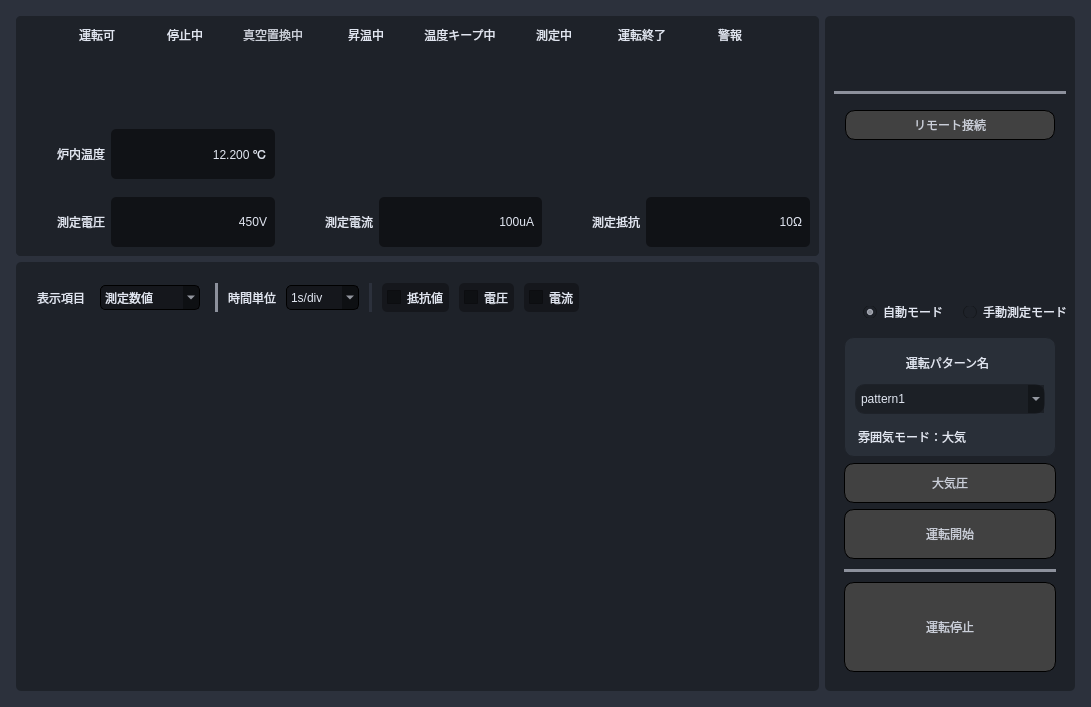
This is Source code/gui_main/gui/uis/pages/main_pages.ui in coolandy345/MS4371 as Qt 5 draws it before an edit. The edited form follows.
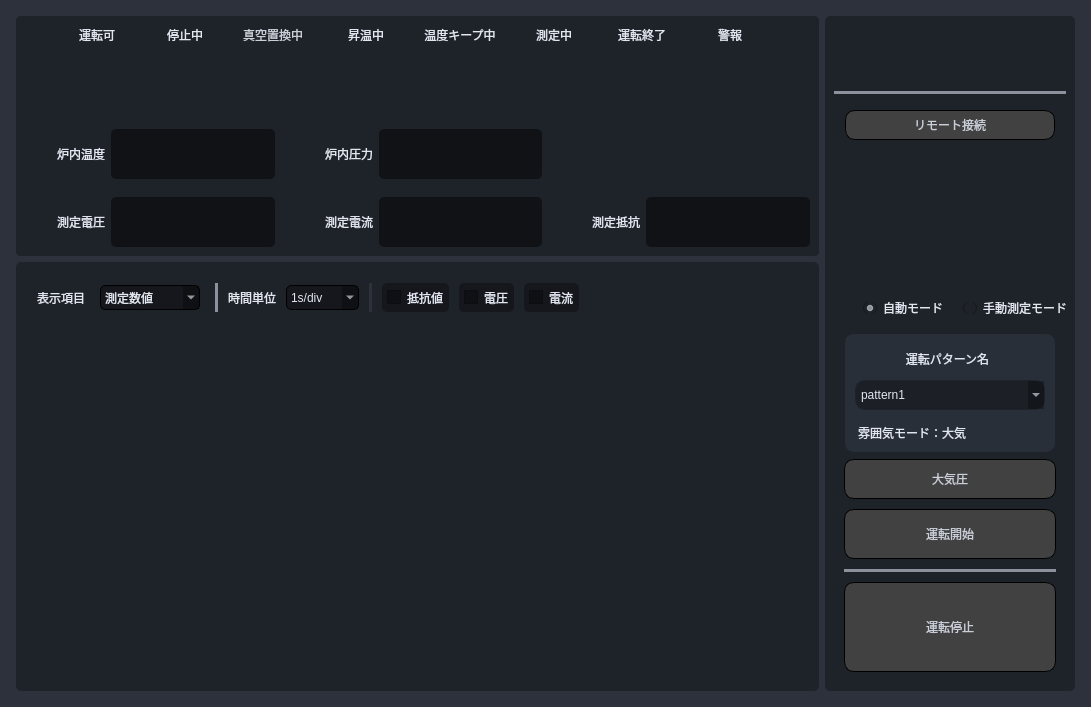
This is the edited form.

Diff of the .ui file:
```diff
--- a/Source code/gui_main/gui/uis/pages/main_pages.ui
+++ b/Source code/gui_main/gui/uis/pages/main_pages.ui
@@ -4225,7 +4225,7 @@
 background-color: rgb(16, 18, 22);</string>
                   </property>
                   <property name="text">
-                   <string>450V</string>
+                   <string/>
                   </property>
                   <property name="alignment">
                    <set>Qt::AlignRight|Qt::AlignTrailing|Qt::AlignVCenter</set>
@@ -4327,7 +4327,7 @@
 background-color: rgb(16, 18, 22);</string>
                   </property>
                   <property name="text">
-                   <string>10Ω</string>
+                   <string/>
                   </property>
                   <property name="alignment">
                    <set>Qt::AlignRight|Qt::AlignTrailing|Qt::AlignVCenter</set>
@@ -4404,7 +4404,7 @@
 background-color: rgb(16, 18, 22);</string>
                   </property>
                   <property name="text">
-                   <string>100uA</string>
+                   <string/>
                   </property>
                   <property name="alignment">
                    <set>Qt::AlignRight|Qt::AlignTrailing|Qt::AlignVCenter</set>
@@ -4481,7 +4481,84 @@
 background-color: rgb(16, 18, 22);</string>
                   </property>
                   <property name="text">
-                   <string>12.200 ℃</string>
+                   <string/>
+                  </property>
+                  <property name="alignment">
+                   <set>Qt::AlignRight|Qt::AlignTrailing|Qt::AlignVCenter</set>
+                  </property>
+                 </widget>
+                </item>
+               </layout>
+              </widget>
+             </item>
+             <item row="0" column="2">
+              <widget class="QFrame" name="frame_89">
+               <property name="minimumSize">
+                <size>
+                 <width>200</width>
+                 <height>0</height>
+                </size>
+               </property>
+               <property name="maximumSize">
+                <size>
+                 <width>16777215</width>
+                 <height>16777215</height>
+                </size>
+               </property>
+               <property name="frameShape">
+                <enum>QFrame::StyledPanel</enum>
+               </property>
+               <property name="frameShadow">
+                <enum>QFrame::Raised</enum>
+               </property>
+               <layout class="QGridLayout" name="gridLayout_26">
+                <item row="0" column="0">
+                 <widget class="QLabel" name="label_48">
+                  <property name="minimumSize">
+                   <size>
+                    <width>80</width>
+                    <height>30</height>
+                   </size>
+                  </property>
+                  <property name="maximumSize">
+                   <size>
+                    <width>60</width>
+                    <height>16777215</height>
+                   </size>
+                  </property>
+                  <property name="styleSheet">
+                   <string notr="true"/>
+                  </property>
+                  <property name="text">
+                   <string>炉内圧力</string>
+                  </property>
+                  <property name="alignment">
+                   <set>Qt::AlignRight|Qt::AlignTrailing|Qt::AlignVCenter</set>
+                  </property>
+                 </widget>
+                </item>
+                <item row="0" column="1">
+                 <widget class="QLabel" name="realtime_Pressure_lineEdit">
+                  <property name="minimumSize">
+                   <size>
+                    <width>0</width>
+                    <height>50</height>
+                   </size>
+                  </property>
+                  <property name="maximumSize">
+                   <size>
+                    <width>16777215</width>
+                    <height>16777215</height>
+                   </size>
+                  </property>
+                  <property name="styleSheet">
+                   <string notr="true">font: 30px &quot;游ゴシック&quot;;
+color: rgb(225, 230, 241);
+padding-right:5px;
+background-color: rgb(16, 18, 22);</string>
+                  </property>
+                  <property name="text">
+                   <string/>
                   </property>
                   <property name="alignment">
                    <set>Qt::AlignRight|Qt::AlignTrailing|Qt::AlignVCenter</set>
@@ -5416,6 +5493,69 @@
                        <property name="bottomMargin">
                         <number>0</number>
                        </property>
+                       <item>
+                        <widget class="QPushButton" name="gasFreeflow_pushButton">
+                         <property name="sizePolicy">
+                          <sizepolicy hsizetype="Preferred" vsizetype="Preferred">
+                           <horstretch>0</horstretch>
+                           <verstretch>0</verstretch>
+                          </sizepolicy>
+                         </property>
+                         <property name="minimumSize">
+                          <size>
+                           <width>0</width>
+                           <height>40</height>
+                          </size>
+                         </property>
+                         <property name="maximumSize">
+                          <size>
+                           <width>16777215</width>
+                           <height>40</height>
+                          </size>
+                         </property>
+                         <property name="cursor">
+                          <cursorShape>PointingHandCursor</cursorShape>
+                         </property>
+                         <property name="tabletTracking">
+                          <bool>false</bool>
+                         </property>
+                         <property name="styleSheet">
+                          <string notr="true">QPushButton:enabled {
+	color: rgb(202, 206, 216);
+	font: 28px  &quot;游ゴシック&quot;;
+	background-color: rgb(65, 65, 65);
+	border-width: 1px;
+	border-style: solid;
+	border-radius: 10px;
+}
+QPushButton:disabled {
+	color: rgb(70, 80, 95);
+	background-color: rgba(0, 0, 0,30);
+}
+QPushButton:checked{
+	color: rgb(44, 36, 0);
+	background-color: rgb(148, 227, 114);
+}
+
+QPushButton:hover {
+	color: rgb(44, 36, 0);
+	background-color: rgb(158, 239, 120);
+}
+
+QPushButton:pressed {
+	color: rgb(44, 36, 0);
+	background-color: rgb(125, 189, 95);
+}
+</string>
+                         </property>
+                         <property name="text">
+                          <string>大気圧</string>
+                         </property>
+                         <property name="checkable">
+                          <bool>false</bool>
+                         </property>
+                        </widget>
+                       </item>
                        <item>
                         <widget class="QPushButton" name="autostart_pushButton">
                          <property name="minimumSize">
@@ -5701,69 +5841,6 @@
                       </layout>
                      </widget>
                     </item>
-                    <item row="1" column="0">
-                     <widget class="QPushButton" name="gasFreeflow_pushButton">
-                      <property name="sizePolicy">
-                       <sizepolicy hsizetype="Preferred" vsizetype="Preferred">
-                        <horstretch>0</horstretch>
-                        <verstretch>0</verstretch>
-                       </sizepolicy>
-                      </property>
-                      <property name="minimumSize">
-                       <size>
-                        <width>0</width>
-                        <height>40</height>
-                       </size>
-                      </property>
-                      <property name="maximumSize">
-                       <size>
-                        <width>16777215</width>
-                        <height>40</height>
-                       </size>
-                      </property>
-                      <property name="cursor">
-                       <cursorShape>PointingHandCursor</cursorShape>
-                      </property>
-                      <property name="tabletTracking">
-                       <bool>false</bool>
-                      </property>
-                      <property name="styleSheet">
-                       <string notr="true">QPushButton:enabled {
-	color: rgb(202, 206, 216);
-	font: 28px  &quot;游ゴシック&quot;;
-	background-color: rgb(65, 65, 65);
-	border-width: 1px;
-	border-style: solid;
-	border-radius: 10px;
-}
-QPushButton:disabled {
-	color: rgb(70, 80, 95);
-	background-color: rgba(0, 0, 0,30);
-}
-QPushButton:checked{
-	color: rgb(44, 36, 0);
-	background-color: rgb(148, 227, 114);
-}
-
-QPushButton:hover {
-	color: rgb(44, 36, 0);
-	background-color: rgb(158, 239, 120);
-}
-
-QPushButton:pressed {
-	color: rgb(44, 36, 0);
-	background-color: rgb(125, 189, 95);
-}
-</string>
-                      </property>
-                      <property name="text">
-                       <string>大気圧</string>
-                      </property>
-                      <property name="checkable">
-                       <bool>false</bool>
-                      </property>
-                     </widget>
-                    </item>
                    </layout>
                   </widget>
                  </item>
```
Left out of the diff: 8 changed lines with no effect on the pictures.
